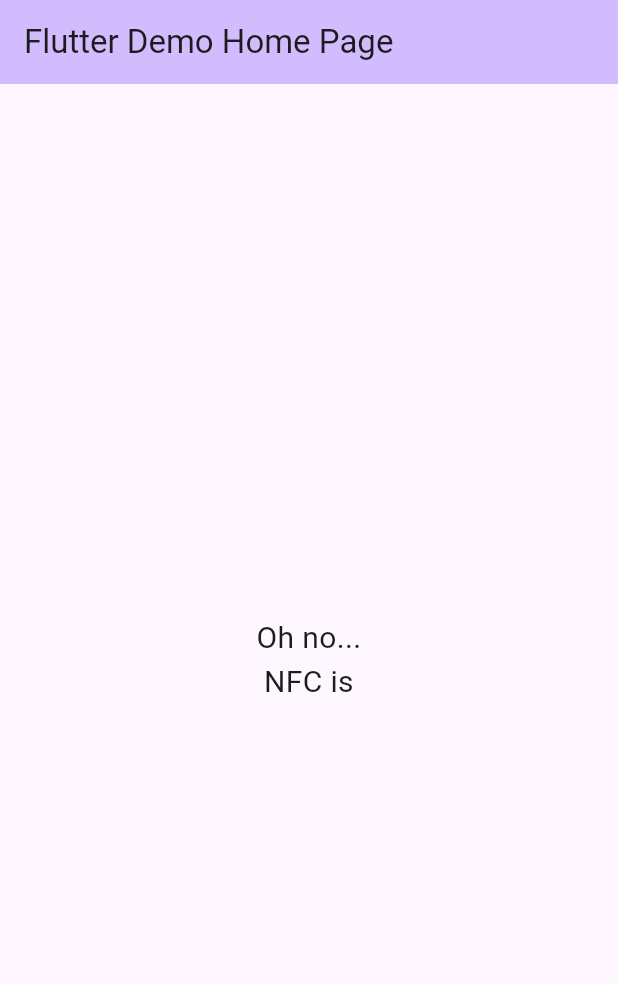
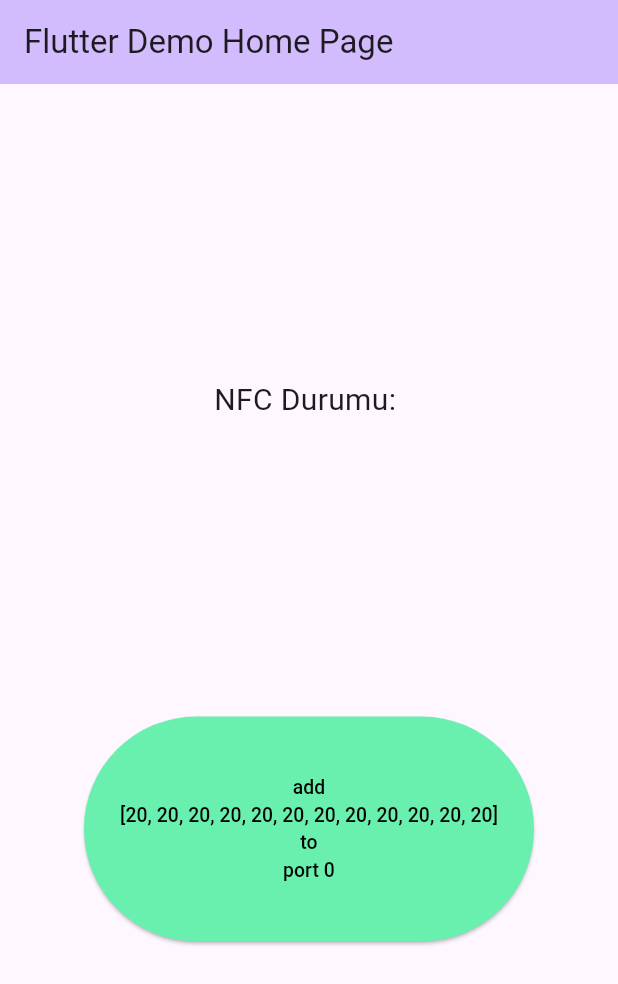
Before and after one commit to tezcansarizeybek/nfc_flutter_send_msg, a Flutter app: the screen it shows after launch, on a phone screen of 412 x 824 dp. Shown: the top 984 px of the screen. Run offline on Flutter 3.47's test engine with Material 3 defaults, Android fonts, the phone set to English and light mode, and no system bars; our stand-ins replace shared_preferences; missing offline and left inert: nfc_host_card_emulation.

Commit message:
added unique key

```diff
--- a/lib/main.dart
+++ b/lib/main.dart
@@ -1,5 +1,8 @@
+import 'dart:math';
+
 import 'package:flutter/material.dart';
 import 'package:nfc_host_card_emulation/nfc_host_card_emulation.dart';
+import 'package:shared_preferences/shared_preferences.dart';
 
 late NfcState nfcState;
 void main() async {
@@ -38,14 +41,14 @@ class _MyHomePageState extends State<MyHomePage> {
 
   final port = 0;
 //Data to transmit
-  final data = [0, 1, 2, 3, 4, 5, 6, 7, 8, 9, 10, 11];
+  var data = [0, 1, 2, 3, 4, 5, 6, 7, 8, 9, 10, 11];
 
   NfcApduCommand? nfcApduCommand;
 
   @override
   void initState() {
     super.initState();
-
+    getSharedPrefs();
     NfcHce.stream.listen((command) {
       setState(() => nfcApduCommand = command);
     });
@@ -58,8 +61,8 @@ class _MyHomePageState extends State<MyHomePage> {
           backgroundColor: Theme.of(context).colorScheme.inversePrimary,
           title: Text(widget.title),
         ),
-        body: nfcState == NfcState.enabled
-            ? Column(
+        body: Center(
+          child: Column(
               crossAxisAlignment: CrossAxisAlignment.center,
               mainAxisAlignment: MainAxisAlignment.spaceEvenly,
               children: [
@@ -68,7 +71,7 @@ class _MyHomePageState extends State<MyHomePage> {
                   style: const TextStyle(fontSize: 20),
                 ),
                 SizedBox(
-                      height: 200,
+                  height: 150,
                   width: 300,
                   child: ElevatedButton(
                     style: ButtonStyle(
@@ -98,13 +101,29 @@ class _MyHomePageState extends State<MyHomePage> {
                     ),
                   ),
                 )
-                  ])
-            : Center(
-                child: Text(
-                'Oh no...\nNFC is ${nfcState.name}',
-                style: const TextStyle(fontSize: 20),
-                textAlign: TextAlign.center,
-              ) // This trailing comma makes auto-formatting nicer for build methods.
+              ]),
         ));
   }
+
+  getSharedPrefs() async {
+    final SharedPreferences prefs = await SharedPreferences.getInstance();
+    List<String> uuidString = prefs.getStringList("uuid") ?? [];
+    List<int> uuid = [];
+    if (uuidString.isEmpty) {
+      for (int i = 0; i < 12; i++) {
+        int rndNumber = Random().nextInt(100);
+        uuid.add(rndNumber);
+        uuidString.add(rndNumber.toString());
       }
+      await prefs.setStringList("uuid", uuidString);
+    } else {
+      for (var e in uuidString) {
+        uuid.add(int.tryParse(e) ?? 0);
+      }
+    }
+    setState(() {
+      data = uuid;
+    });
+    return uuid;
+  }
+}
--- a/pubspec.yaml
+++ b/pubspec.yaml
@@ -31,6 +31,7 @@ dependencies:
   flutter:
     sdk: flutter
   nfc_host_card_emulation: ^1.1.0
+  shared_preferences: ^2.2.2
 
 
   # The following adds the Cupertino Icons font to your application.
```
Also changed, not shown: pubspec.lock, 1 other file. Lines whose indentation alone changed are shown as unchanged.
